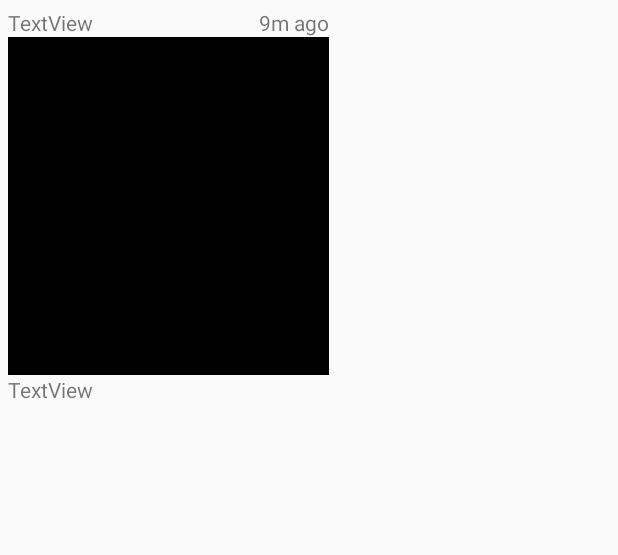
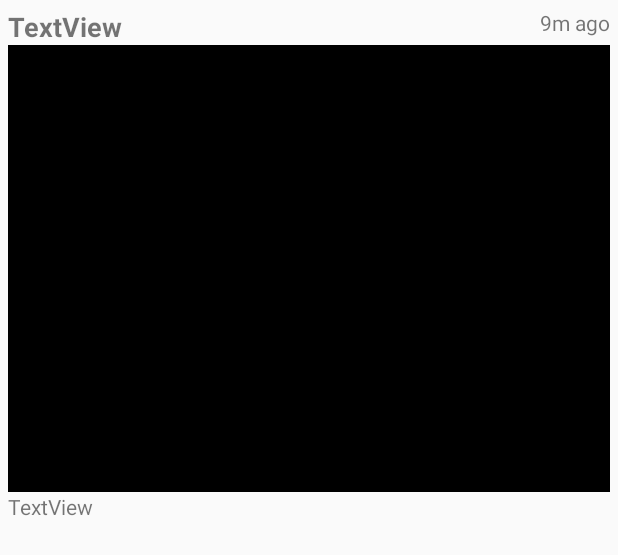
Before and after one commit to benj1man3/Parsetagram, an Android app: the layout item_post.xml on its own in the app's theme, with its tools: preview values and no code run, on a phone screen of 412 x 824 dp. Shown: the top 555 px of the screen. Run offline under Robolectric (Android 15) with nearby library versions, the phone set to English and light mode, and no system bars.

```diff
--- a/app/build.gradle
+++ b/app/build.gradle
@@ -42,4 +42,5 @@ dependencies {
     // Glide v4 uses this new annotation processor -- see https://bumptech.github.io/glide/doc/generatedapi.html
     annotationProcessor 'com.github.bumptech.glide:compiler:4.7.1'
     implementation 'com.android.support:appcompat-v7:27.1.1'
+    implementation 'com.android.support:support-v4:27.1.1'
 }
--- a/app/src/main/java/me/benj1man3/mainactivity/HomeActivity.java
+++ b/app/src/main/java/me/benj1man3/mainactivity/HomeActivity.java
@@ -71,6 +71,10 @@ public class HomeActivity extends AppCompatActivity {
                     }
                 });
 
+
+        fragmentTransaction = fragmentManager.beginTransaction();
+        fragmentTransaction.replace(R.id.flContainer, fragment1).commit();
+
     }
 
     // Returns the File for a photo stored on disk given the fileName
--- a/app/src/main/res/layout/item_post.xml
+++ b/app/src/main/res/layout/item_post.xml
@@ -7,8 +7,8 @@
 
     <ImageView
         android:id="@+id/ivProfileImage"
-        android:layout_width="214dp"
-        android:layout_height="225dp"
+        android:layout_width="match_parent"
+        android:layout_height="298dp"
         android:layout_alignParentStart="true"
         android:layout_below="@+id/tvUserName"
         app:srcCompat="@android:color/black" />
@@ -19,7 +19,10 @@
         android:layout_height="wrap_content"
         android:layout_alignParentStart="true"
         android:layout_alignParentTop="true"
-        android:text="TextView" />
+        android:text="TextView"
+        android:textSize="18sp"
+        android:textStyle="bold"
+        android:typeface="normal" />
 
 
     <TextView
```
Also changed, not shown: app/src/main/java/me/benj1man3/mainactivity/CameraFragment.java (+19 -5 lines), app/src/main/java/me/benj1man3/mainactivity/PostAdapter.java (+6 -4 lines), app/src/main/java/me/benj1man3/mainactivity/TimelineFragment.java (+22 -14 lines), app/src/main/java/me/benj1man3/mainactivity/model/Post.java (+8 -0 lines), app/src/main/res/layout/fragment_timeline.xml (+15 -7 lines).
